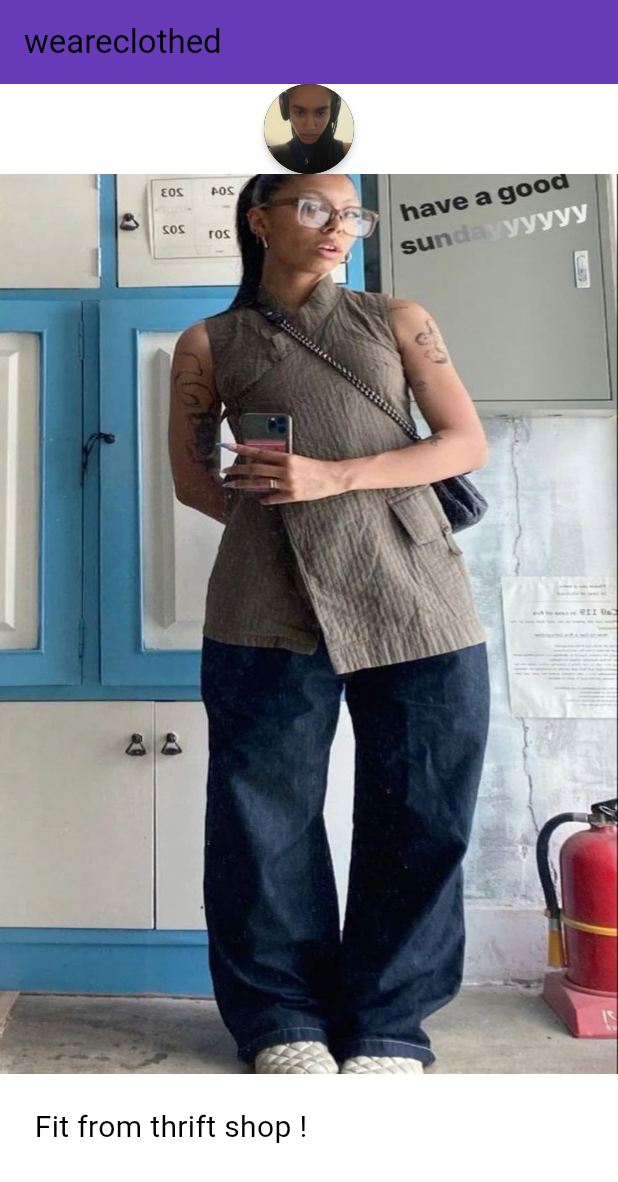
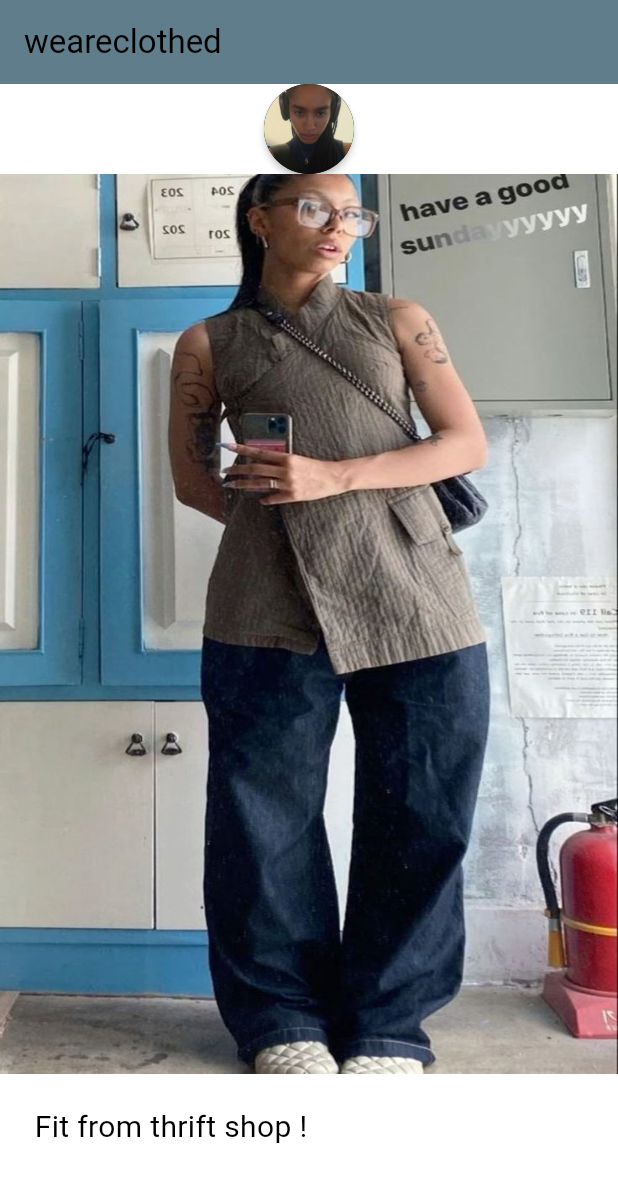
Before and after one commit to imtinibae/weareclothed, a Flutter app: the screen it shows after launch, on a phone screen of 412 x 824 dp. Shown: the top 1182 px of the screen. Run offline on Flutter 3.47's test engine with Material 3 defaults, Android fonts, the phone set to English and light mode, and no system bars; our stand-ins replace table_calendar.

```diff
--- a/lib/main.dart
+++ b/lib/main.dart
@@ -13,7 +13,7 @@ class MyApp extends StatelessWidget {
     return MaterialApp(
       title: 'Flutter Demo',
       theme: ThemeData(
-        colorScheme: ColorScheme.fromSwatch(primarySwatch: Colors.deepPurple),
+        colorScheme: ColorScheme.fromSwatch(primarySwatch: Colors.blueGrey),
         useMaterial3: true,
       ),
       home: const MyHomePage(title: 'weareclothed'),
```
